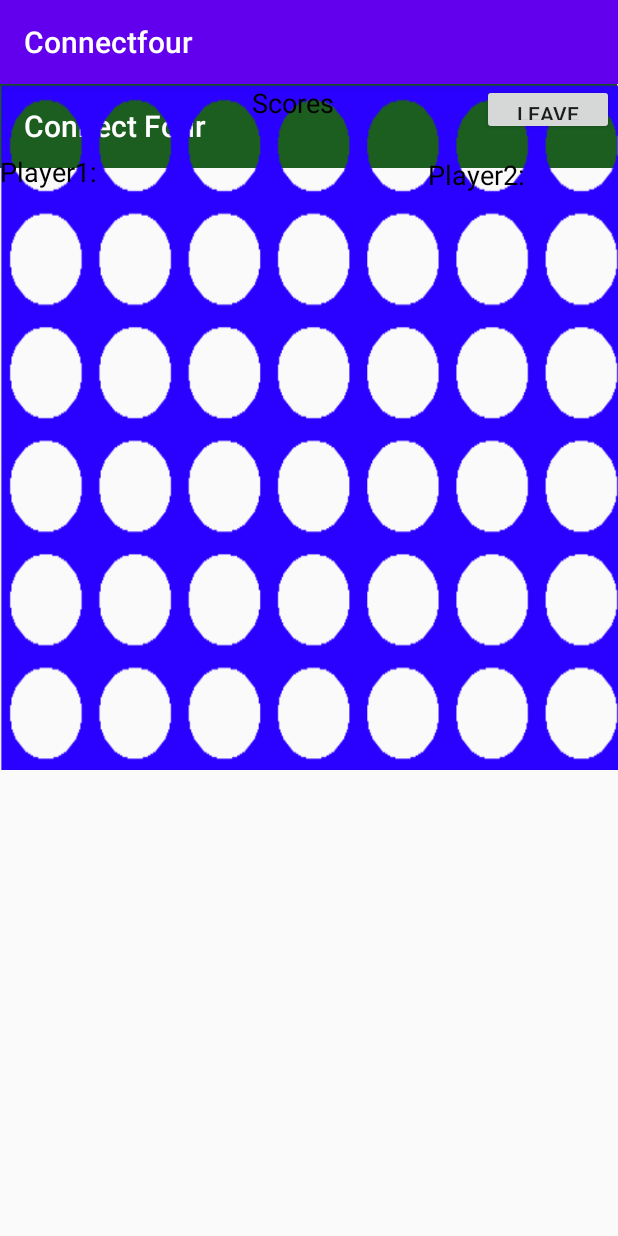
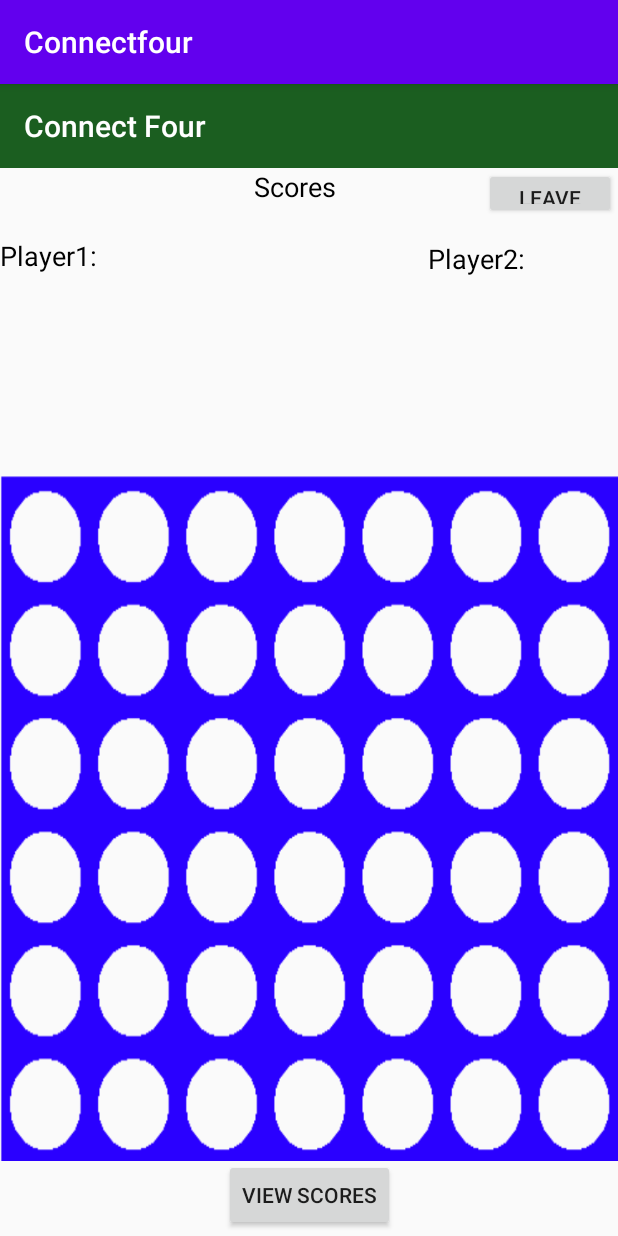
Before and after one commit to RakanHallak/Connectfour4, an Android app: the Gameplay screen opened directly, with no data from a screen before it, on a phone screen of 412 x 824 dp. Run offline under Robolectric (Android 15) with nearby library versions, the phone set to English and light mode, and no system bars.

```diff
--- a/app/src/main/res/layout/activity_gameplay.xml
+++ b/app/src/main/res/layout/activity_gameplay.xml
@@ -10,27 +10,39 @@
 
     <androidx.appcompat.widget.Toolbar
         android:id="@+id/toolbar4"
-        android:layout_width="411dp"
+        android:layout_width="0dp"
         android:layout_height="wrap_content"
         android:background="#1B5E20"
         android:minHeight="?attr/actionBarSize"
         android:theme="?attr/actionBarTheme"
+        app:layout_constraintBottom_toTopOf="@+id/relativeLayout"
+        app:layout_constraintEnd_toEndOf="parent"
+        app:layout_constraintStart_toStartOf="parent"
+        app:layout_constraintTop_toTopOf="parent"
         app:title="Connect Four" />
 
     <ImageView
         android:id="@+id/imageView"
-        android:layout_width="417dp"
-        android:layout_height="457dp"
+        android:layout_width="0dp"
+        android:layout_height="0dp"
+        android:layout_marginTop="60dp"
+        android:layout_marginBottom="50dp"
         android:scaleType="fitXY"
-        app:srcCompat="@drawable/connect4board"
-        tools:layout_editor_absoluteX="0dp"
-        tools:layout_editor_absoluteY="273dp" />
+        app:layout_constraintBottom_toBottomOf="parent"
+        app:layout_constraintEnd_toEndOf="parent"
+        app:layout_constraintStart_toStartOf="parent"
+        app:layout_constraintTop_toBottomOf="@+id/relativeLayout"
+        app:srcCompat="@drawable/connect4board" />
 
     <RelativeLayout
-        android:layout_width="409dp"
-        android:layout_height="108dp"
-        tools:layout_editor_absoluteX="2dp"
-        tools:layout_editor_absoluteY="56dp">
+        android:id="@+id/relativeLayout"
+        android:layout_width="0dp"
+        android:layout_height="0dp"
+        android:layout_marginBottom="516dp"
+        app:layout_constraintBottom_toTopOf="@+id/viewscorebtn"
+        app:layout_constraintEnd_toEndOf="parent"
+        app:layout_constraintStart_toStartOf="parent"
+        app:layout_constraintTop_toBottomOf="@+id/toolbar4">
 
         <TextView
             android:id="@+id/tvplayer"
@@ -73,4 +85,15 @@
             android:text="Leave"
             android:textSize="14sp" />
     </RelativeLayout>
+
+    <Button
+        android:id="@+id/viewscorebtn"
+        android:layout_width="wrap_content"
+        android:layout_height="wrap_content"
+        android:layout_marginBottom="3dp"
+        android:text="View Scores"
+        app:layout_constraintBottom_toBottomOf="parent"
+        app:layout_constraintEnd_toEndOf="parent"
+        app:layout_constraintStart_toStartOf="parent"
+        app:layout_constraintTop_toBottomOf="@+id/relativeLayout" />
 </androidx.constraintlayout.widget.ConstraintLayout>
```
Also changed, not shown: app/src/main/AndroidManifest.xml (+5 -3 lines), app/src/main/java/com/example/connectfour/GuestName.kt (added, +16 -0 lines), app/src/main/java/com/example/connectfour/ViewScores.kt (added, +12 -0 lines), app/src/main/res/layout/activity_guest_name.xml (added, +29 -0 lines), app/src/main/res/layout/activity_main.xml (+9 -21 lines), app/src/main/res/layout/activity_view_scores.xml (added, +76 -0 lines).
